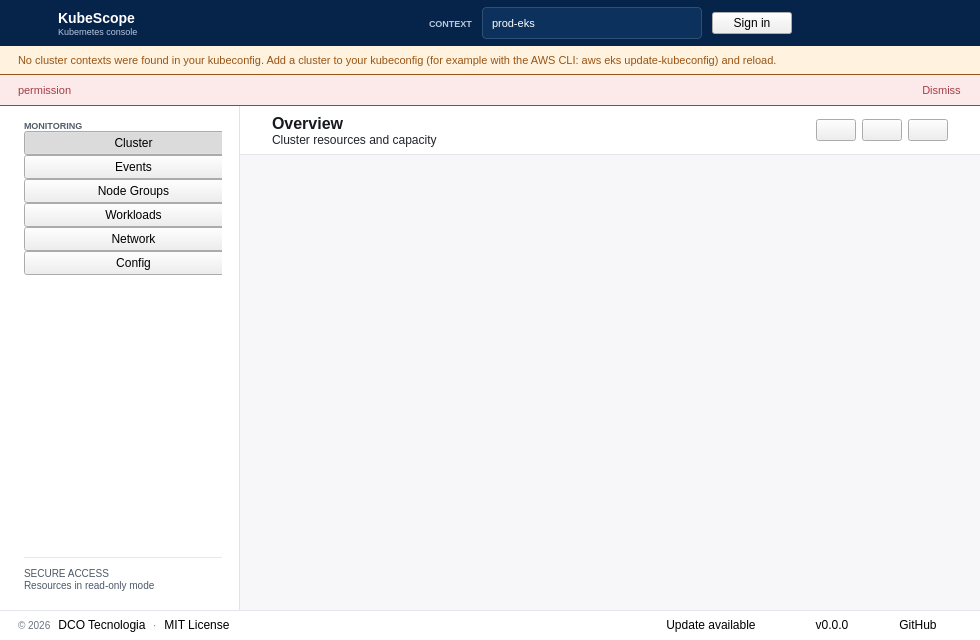
The window that src/kubescope/ui/main_window.ui (dcotecnologia/kubescope) describes before a commit, drawn with Qt 5.
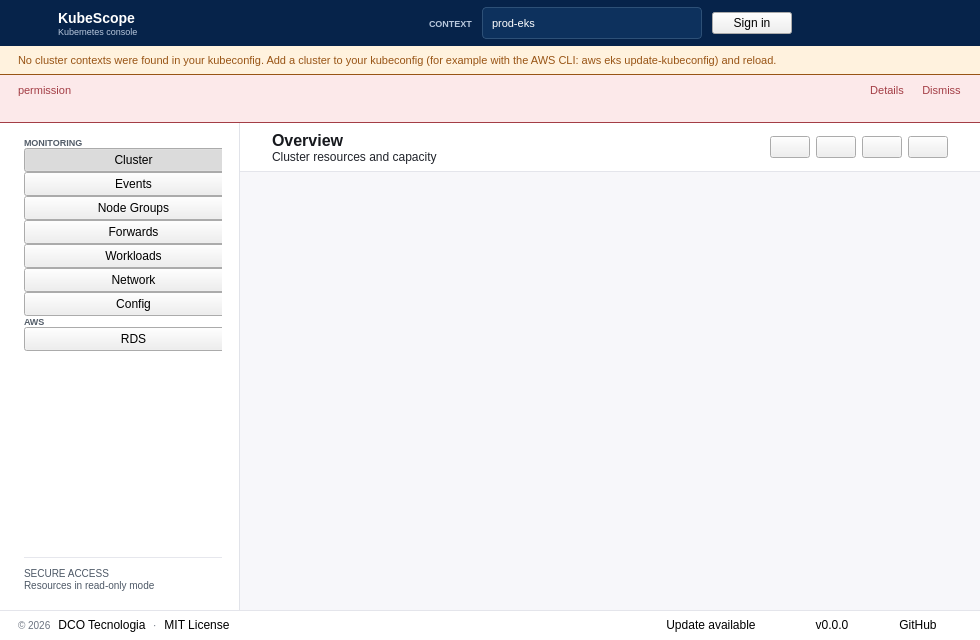
The same window after the commit. The open tabs and pages were chosen to show the change. Icons and pictures are not drawn.

Commit message: feat(aws): list RDS databases, run forwards and shells from the app

Diff of the .ui file:
```diff
--- a/src/kubescope/ui/main_window.ui
+++ b/src/kubescope/ui/main_window.ui
@@ -58,7 +58,7 @@
 }
 QWidget#sidebar { background: #ffffff; border-right: 1px solid #e1e3e9; }
 QScrollArea#sidebarScroll, QWidget#sidebarNav { background: transparent; border: 0; }
-QLabel#navSection, QLabel#filterLabel {
+QLabel#navSection, QLabel#navAwsSection, QLabel#filterLabel {
     color: #535d69; font-size: 9px; font-weight: 700;
 }
 QFrame#sidebarRule { color: #e6e7ed; }
@@ -192,7 +192,8 @@
     padding: 0 12px; font-size: 12px; font-weight: 600;
 }
 QPushButton[nav="true"]:hover { background: #f6f6fa; }
-QFrame#workloadsSubmenu, QFrame#networkSubmenu, QFrame#configSubmenu {
+QFrame#workloadsSubmenu, QFrame#networkSubmenu, QFrame#configSubmenu,
+QFrame#rdsSubmenu {
     border: 0; border-left: 1px solid #d9dce4; margin-left: 19px;
 }
 QPushButton[nav="true"]:checked {
@@ -236,9 +237,16 @@
 }
 QFrame#noContextsBanner { background: #fff2de; border-bottom: 1px solid #985415; }
 QFrame#noContextsBanner QLabel { color: #985415; font-size: 11px; background: transparent; }
-QFrame#permissionBanner { background: #fce9ea; border-bottom: 1px solid #a33d45; }
-QFrame#permissionBanner QLabel { color: #a33d45; font-size: 11px; background: transparent; }
-QFrame#permissionBanner QPushButton { color: #a33d45; font-size: 11px; padding: 0 0 0 12px; }
+QFrame#permissionBanner, QFrame#rdsBanner {
+    background: #fce9ea; border-bottom: 1px solid #a33d45;
+}
+QFrame#rdsBanner { border: 1px solid #a33d45; border-radius: 6px; }
+QFrame#permissionBanner QLabel, QFrame#rdsBanner QLabel {
+    color: #a33d45; font-size: 11px; background: transparent;
+}
+QFrame#permissionBanner QPushButton, QFrame#rdsBanner QPushButton {
+    color: #a33d45; font-size: 11px; padding: 0 0 0 12px;
+}
 QFrame#appFooter { background: #ffffff; border-top: 1px solid #e4e5eb; }
 QLabel#footerLicense, QLabel#footerDot, QLabel#updateNotice { color: #6b7380; font-size: 10px; }
 QFrame#appFooter QPushButton[variant="link"] { font-size: 10px; padding: 0 0 0 6px; }
@@ -586,7 +594,10 @@
       <property name="visible">
        <bool>false</bool>
       </property>
-      <layout class="QHBoxLayout" name="permissionLayout" stretch="1,0">
+      <layout class="QVBoxLayout" name="permissionLayout">
+       <property name="spacing">
+        <number>4</number>
+       </property>
        <property name="leftMargin">
         <number>18</number>
        </property>
@@ -600,21 +611,54 @@
         <number>8</number>
        </property>
        <item>
-        <widget class="QLabel" name="permissionLabel">
-         <property name="text">
-          <string notr="true">permission</string>
-         </property>
-         <property name="wordWrap">
-          <bool>true</bool>
-         </property>
-        </widget>
+        <layout class="QHBoxLayout" name="permissionRow" stretch="1,0,0">
+         <item>
+          <widget class="QLabel" name="permissionLabel">
+           <property name="text">
+            <string notr="true">permission</string>
+           </property>
+           <property name="wordWrap">
+            <bool>true</bool>
+           </property>
+          </widget>
+         </item>
+         <item>
+          <widget class="QPushButton" name="permissionDetails">
+           <property name="text">
+            <string>Details</string>
+           </property>
+           <property name="flat">
+            <bool>true</bool>
+           </property>
+           <property name="variant" stdset="0">
+            <string notr="true">link</string>
+           </property>
+          </widget>
+         </item>
+         <item>
+          <widget class="QPushButton" name="permissionDismiss">
+           <property name="text">
+            <string>Dismiss</string>
+           </property>
+           <property name="flat">
+            <bool>true</bool>
+           </property>
+           <property name="variant" stdset="0">
+            <string notr="true">link</string>
+           </property>
+          </widget>
+         </item>
+        </layout>
        </item>
        <item>
-        <widget class="QPushButton" name="permissionDismiss">
+        <widget class="QLabel" name="permissionDetailsText">
+         <property name="visible">
+          <bool>false</bool>
+         </property>
          <property name="text">
-          <string>Dismiss</string>
+          <string notr="true" />
          </property>
-         <property name="flat">
+         <property name="wordWrap">
           <bool>true</bool>
          </property>
          <property name="variant" stdset="0">
@@ -800,6 +844,37 @@
                </property>
               </widget>
              </item>
+             <item>
+              <widget class="QPushButton" name="navForwards">
+               <property name="text">
+                <string>Forwards</string>
+               </property>
+               <property name="minimumSize">
+                <size>
+                 <width>0</width>
+                 <height>24</height>
+                </size>
+               </property>
+               <property name="iconSize">
+                <size>
+                 <width>16</width>
+                 <height>16</height>
+                </size>
+               </property>
+               <property name="checkable">
+                <bool>true</bool>
+               </property>
+               <property name="checked">
+                <bool>false</bool>
+               </property>
+               <property name="autoExclusive">
+                <bool>true</bool>
+               </property>
+               <property name="nav" stdset="0">
+                <string notr="true">true</string>
+               </property>
+              </widget>
+             </item>
              <item>
               <widget class="QPushButton" name="navWorkloads">
                <property name="text">
@@ -1803,6 +1878,96 @@
               </widget>
              </item>
 
+             <item>
+              <widget class="QLabel" name="navAwsSection">
+               <property name="text">
+                <string>AWS</string>
+               </property>
+              </widget>
+             </item>
+             <item>
+              <widget class="QPushButton" name="navRds">
+               <property name="text">
+                <string>RDS</string>
+               </property>
+               <property name="minimumSize">
+                <size>
+                 <width>0</width>
+                 <height>24</height>
+                </size>
+               </property>
+               <property name="iconSize">
+                <size>
+                 <width>16</width>
+                 <height>16</height>
+                </size>
+               </property>
+               <property name="checkable">
+                <bool>false</bool>
+               </property>
+               <property name="checked">
+                <bool>false</bool>
+               </property>
+               <property name="nav" stdset="0">
+                <string notr="true">true</string>
+               </property>
+              </widget>
+             </item>
+             <item>
+              <widget class="QFrame" name="rdsSubmenu">
+               <property name="maximumSize">
+                <size>
+                 <width>16777215</width>
+                 <height>0</height>
+                </size>
+               </property>
+               <layout class="QVBoxLayout" name="rdsSubmenuLayout">
+                <property name="spacing">
+                 <number>0</number>
+                </property>
+                <property name="leftMargin">
+                 <number>4</number>
+                </property>
+                <property name="topMargin">
+                 <number>0</number>
+                </property>
+                <property name="rightMargin">
+                 <number>0</number>
+                </property>
+                <property name="bottomMargin">
+                 <number>0</number>
+                </property>
+                  <item>
+                   <widget class="QPushButton" name="navRdsInstances">
+                    <property name="text">
+                     <string>Instances</string>
+                    </property>
+                    <property name="minimumSize">
+                     <size>
+                      <width>0</width>
+                      <height>20</height>
+                     </size>
+                    </property>
+                    <property name="iconSize">
+                     <size>
+                      <width>16</width>
+                      <height>16</height>
+                     </size>
+                    </property>
+                    <property name="checkable">
+                     <bool>true</bool>
+                    </property>
+                    <property name="checked">
+                     <bool>false</bool>
+                    </property>
+                    <property name="nav" stdset="0">
+                     <string notr="true">true</string>
+                    </property>
+                   </widget>
+                  </item>
+               </layout>
+              </widget>
+             </item>
              <item>
               <spacer name="sidebarNavSpacer">
                <property name="orientation">
@@ -1934,6 +2099,19 @@
               </property>
              </widget>
             </item>
+            <item>
+             <widget class="QPushButton" name="rdsRefreshButton">
+              <property name="toolTip">
+               <string>Refresh</string>
+              </property>
+              <property name="iconOnly" stdset="0">
+               <string notr="true">true</string>
+              </property>
+              <property name="variant" stdset="0">
+               <string notr="true">primary</string>
+              </property>
+             </widget>
+            </item>
             <item>
              <widget class="QPushButton" name="refreshButton">
               <property name="toolTip">
```
Left out of the diff: 6 changed lines with no effect on the pictures. The commit also changes 55 other files.
